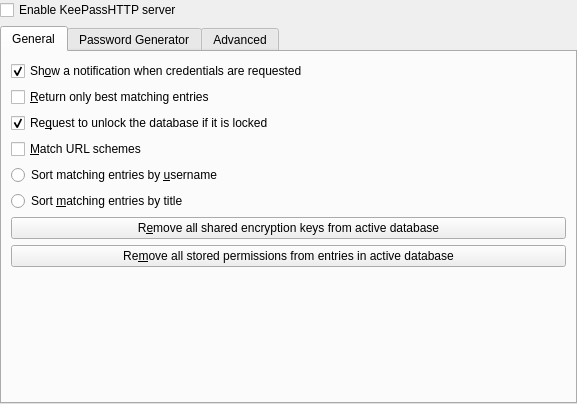
keepassxreboot/keepassxc, file src/http/OptionDialog.ui: the form before one commit.
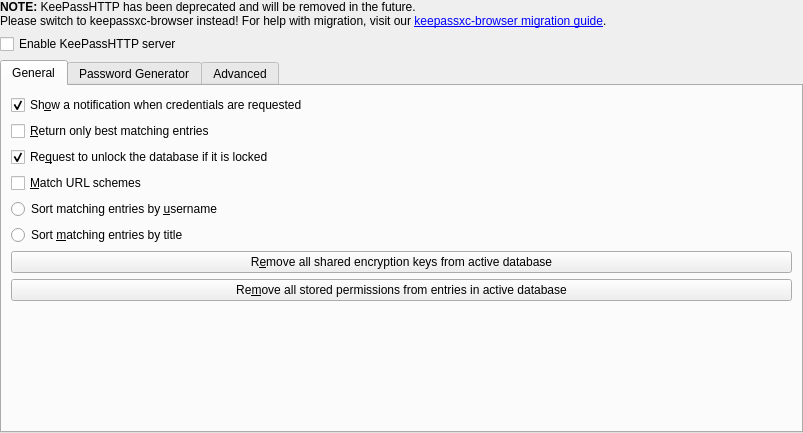
The form after the commit. Custom widgets are drawn as their Qt base class.

Commit message: Deprecate KeePassHTTP and introduce WITH_XC_NETWORKING CMake option

```diff
--- a/src/http/OptionDialog.ui
+++ b/src/http/OptionDialog.ui
@@ -6,8 +6,8 @@
    <rect>
     <x>0</x>
     <y>0</y>
-    <width>577</width>
-    <height>404</height>
+    <width>803</width>
+    <height>433</height>
    </rect>
   </property>
   <property name="windowTitle">
@@ -26,6 +26,13 @@
    <property name="bottomMargin">
     <number>0</number>
    </property>
+   <item>
+    <widget class="QLabel" name="deprecationNotice">
+     <property name="text">
+      <string>&lt;p&gt;&lt;b&gt;NOTE:&lt;/b&gt; KeePassHTTP has been deprecated and will be removed in the future.&lt;br&gt;Please switch to keepassxc-browser instead! For help with migration, visit our &lt;a href=&quot;https://keepassxc.org/docs/keepassxc-browser-migration&quot;&gt;keepassxc-browser migration guide&lt;/a&gt;.&lt;/p&gt;</string>
+     </property>
+    </widget>
+   </item>
    <item>
     <widget class="QCheckBox" name="enableHttpServer">
      <property name="toolTip">
```
The commit also changes 16 other files.
